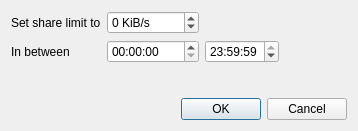
The window that src/gui/timerangedialog.ui (qbittorrent/qBittorrent) describes before a commit, drawn with Qt 5.
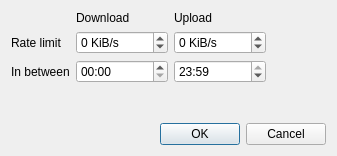
The same window after the commit.

Patch:
```diff
--- a/src/gui/timerangedialog.ui
+++ b/src/gui/timerangedialog.ui
@@ -6,8 +6,8 @@
    <rect>
     <x>0</x>
     <y>0</y>
-    <width>358</width>
-    <height>131</height>
+    <width>337</width>
+    <height>156</height>
    </rect>
   </property>
   <property name="windowTitle">
@@ -16,38 +16,71 @@
   <layout class="QVBoxLayout" name="verticalLayout">
    <item>
     <layout class="QGridLayout" name="gridLayout">
-     <item row="0" column="0">
-      <widget class="QLabel">
-       <property name="text">
-        <string>Set share limit to</string>
-       </property>
-      </widget>
-     </item>
-     <item row="1" column="0">
-      <widget class="QLabel">
-       <property name="text">
-        <string>In between</string>
-       </property>
-      </widget>
-     </item>
-     <item row="0" column="1">
-      <widget class="QSpinBox" name="ratioSpinBox">
-       <property name="specialValueText">
-        <string>∞</string>
-       </property>
-       <property name="suffix">
-        <string> KiB/s</string>
-       </property>
-       <property name="minimum">
-        <number>-1</number>
-       </property>
-       <property name="maximum">
-        <number>65535</number>
-       </property>
-      </widget>
-     </item>
      <item row="1" column="1">
+      <widget class="QLabel" name="label3">
+       <property name="text">
+        <string>Download</string>
+       </property>
+      </widget>
+     </item>
+     <item row="1" column="2">
+      <widget class="QLabel" name="label4">
+       <property name="text">
+        <string>Upload</string>
+       </property>
+      </widget>
+     </item>
+     <item row="2" column="0">
+      <widget class="QLabel" name="label1">
+       <property name="text">
+        <string>Rate limit</string>
+       </property>
+      </widget>
+     </item>
+     <item row="2" column="1">
+      <widget class="QSpinBox" name="downloadSpinBox">
+       <property name="specialValueText">
+        <string>∞</string>
+       </property>
+       <property name="suffix">
+        <string> KiB/s</string>
+       </property>
+       <property name="minimum">
+        <number>-1</number>
+       </property>
+       <property name="maximum">
+        <number>65535</number>
+       </property>
+      </widget>
+     </item>
+     <item row="2" column="2">
+      <widget class="QSpinBox" name="uploadSpinBox">
+       <property name="specialValueText">
+        <string>∞</string>
+       </property>
+       <property name="suffix">
+        <string> KiB/s</string>
+       </property>
+       <property name="minimum">
+        <number>-1</number>
+       </property>
+       <property name="maximum">
+        <number>65535</number>
+       </property>
+      </widget>
+     </item>
+     <item row="3" column="0">
+      <widget class="QLabel" name="label2">
+       <property name="text">
+        <string>In between</string>
+       </property>
+      </widget>
+     </item>
+     <item row="3" column="1">
       <widget class="QTimeEdit" name="timeEditFrom">
+       <property name="displayFormat">
+        <string notr="true">hh:mm</string>
+       </property>
        <property name="time">
         <time>
          <hour>0</hour>
@@ -57,8 +90,11 @@
        </property>
       </widget>
      </item>
-     <item row="1" column="2">
+     <item row="3" column="2">
       <widget class="QTimeEdit" name="timeEditTo">
+       <property name="displayFormat">
+        <string notr="true">hh:mm</string>
+       </property>
        <property name="time">
         <time>
          <hour>23</hour>
@@ -68,7 +104,7 @@
        </property>
       </widget>
      </item>
-     <item row="1" column="3">
+     <item row="3" column="3">
       <spacer name="horizontalSpacer">
        <property name="orientation">
         <enum>Qt::Horizontal</enum>
```
